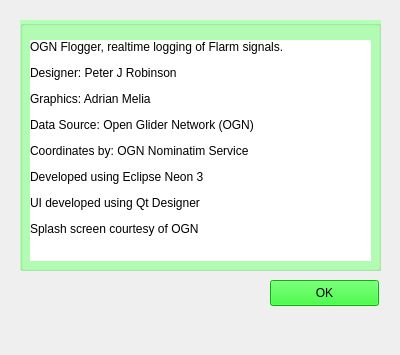
Old version of the form data/flogger_about.ui in the repository tobiz/OGN-Flogger.
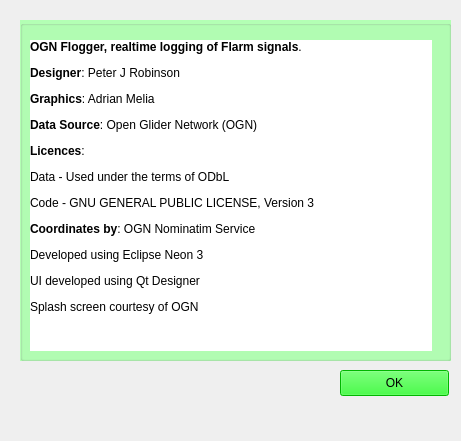
New version of the form.

Commit message: First changes for Linux/Windows pip install version - not working

What changed in the file:
```diff
--- a/data/flogger_about.ui
+++ b/data/flogger_about.ui
@@ -7,8 +7,8 @@
    <rect>
     <x>0</x>
     <y>0</y>
-    <width>400</width>
-    <height>355</height>
+    <width>461</width>
+    <height>441</height>
    </rect>
   </property>
   <property name="windowTitle">
@@ -19,8 +19,8 @@
     <rect>
      <x>20</x>
      <y>20</y>
-     <width>361</width>
-     <height>251</height>
+     <width>431</width>
+     <height>341</height>
     </rect>
    </property>
    <property name="styleSheet">
@@ -34,15 +34,15 @@
      <rect>
       <x>10</x>
       <y>20</y>
-      <width>341</width>
-      <height>221</height>
+      <width>402</width>
+      <height>311</height>
      </rect>
     </property>
     <property name="styleSheet">
      <string notr="true">background-color: rgb(255, 255, 255);</string>
     </property>
     <property name="text">
-     <string>&lt;html&gt;&lt;head/&gt;&lt;body&gt;&lt;p&gt;OGN Flogger, realtime logging of Flarm signals.&lt;/p&gt;&lt;p&gt;Designer: Peter J Robinson&lt;/p&gt;&lt;p&gt;Graphics: Adrian Melia&lt;/p&gt;&lt;p&gt;Data Source: Open Glider Network (OGN)&lt;/p&gt;&lt;p&gt;Coordinates by: OGN Nominatim Service &lt;/p&gt;&lt;p&gt;Developed using Eclipse Neon 3&lt;/p&gt;&lt;p&gt;UI developed using Qt Designer&lt;/p&gt;&lt;p&gt;Splash screen  courtesy of OGN&lt;/p&gt;&lt;/body&gt;&lt;/html&gt;</string>
+     <string>&lt;html&gt;&lt;head/&gt;&lt;body&gt;&lt;p&gt;&lt;span style=&quot; font-weight:600;&quot;&gt;OGN Flogger, realtime logging of Flarm signals&lt;/span&gt;.&lt;/p&gt;&lt;p&gt;&lt;span style=&quot; font-weight:600;&quot;&gt;Designer&lt;/span&gt;: Peter J Robinson&lt;/p&gt;&lt;p&gt;&lt;span style=&quot; font-weight:600;&quot;&gt;Graphics&lt;/span&gt;: Adrian Melia&lt;/p&gt;&lt;p&gt;&lt;span style=&quot; font-weight:600;&quot;&gt;Data Source&lt;/span&gt;: Open Glider Network (OGN)&lt;/p&gt;&lt;p&gt;&lt;span style=&quot; font-weight:600;&quot;&gt;Licences&lt;/span&gt;: &lt;/p&gt;&lt;p&gt;Data - Used under the terms of ODbL&lt;/p&gt;&lt;p&gt;Code - GNU GENERAL PUBLIC LICENSE, Version 3 &lt;/p&gt;&lt;p&gt;&lt;span style=&quot; font-weight:600;&quot;&gt;Coordinates by&lt;/span&gt;: OGN Nominatim Service &lt;/p&gt;&lt;p&gt;Developed using Eclipse Neon 3&lt;/p&gt;&lt;p&gt;UI developed using Qt Designer&lt;/p&gt;&lt;p&gt;Splash screen courtesy of OGN&lt;/p&gt;&lt;/body&gt;&lt;/html&gt;</string>
     </property>
     <property name="alignment">
      <set>Qt::AlignLeading|Qt::AlignLeft|Qt::AlignTop</set>
@@ -52,8 +52,8 @@
   <widget class="QPushButton" name="OkpushButton">
    <property name="geometry">
     <rect>
-     <x>270</x>
-     <y>280</y>
+     <x>340</x>
+     <y>370</y>
      <width>109</width>
      <height>26</height>
     </rect>
```
The commit also changes 3 other files.
